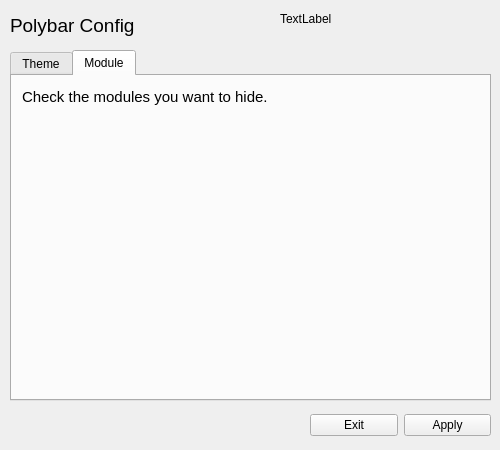
This is mainwindow.ui in FascodeNet/alterlinux-i3-manager as Qt 5 draws it before an edit. The edited form follows.
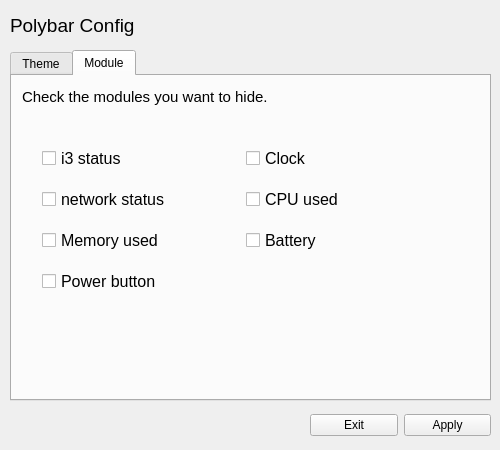
This is the edited form. The open tabs and pages were chosen to show the change.

Patch:
```diff
--- a/mainwindow.ui
+++ b/mainwindow.ui
@@ -152,31 +152,7 @@
        </item>
       </layout>
      </widget>
-     <widget class="QWidget" name="gridLayoutWidget_2">
-      <property name="geometry">
-       <rect>
-        <x>110</x>
-        <y>10</y>
-        <width>311</width>
-        <height>141</height>
-       </rect>
-      </property>
-      <layout class="QGridLayout" name="preview">
-       <item row="0" column="0">
-        <widget class="QGraphicsView" name="graphicsView"/>
-       </item>
-       <item row="2" column="0">
-        <widget class="QGraphicsView" name="graphicsView_3"/>
-       </item>
-       <item row="3" column="0">
-        <widget class="QGraphicsView" name="graphicsView_2"/>
-       </item>
-       <item row="1" column="0">
-        <widget class="QGraphicsView" name="graphicsView_4"/>
-       </item>
-      </layout>
-     </widget>
-     <widget class="QWidget" name="verticalLayoutWidget">
+     <widget class="QWidget" name="verticalLayoutWidget_2">
       <property name="geometry">
        <rect>
         <x>80</x>
@@ -239,6 +215,102 @@
        <string>Check the modules you want to hide.</string>
       </property>
      </widget>
+     <widget class="QWidget" name="gridLayoutWidget_2">
+      <property name="geometry">
+       <rect>
+        <x>30</x>
+        <y>60</y>
+        <width>401</width>
+        <height>171</height>
+       </rect>
+      </property>
+      <layout class="QGridLayout" name="gridLayout_2">
+       <item row="0" column="1">
+        <widget class="QCheckBox" name="checkBox_2">
+         <property name="font">
+          <font>
+           <pointsize>12</pointsize>
+          </font>
+         </property>
+         <property name="text">
+          <string>Clock</string>
+         </property>
+        </widget>
+       </item>
+       <item row="0" column="0">
+        <widget class="QCheckBox" name="checkBox">
+         <property name="font">
+          <font>
+           <pointsize>12</pointsize>
+          </font>
+         </property>
+         <property name="text">
+          <string>i3 status</string>
+         </property>
+        </widget>
+       </item>
+       <item row="2" column="0">
+        <widget class="QCheckBox" name="checkBox_4">
+         <property name="font">
+          <font>
+           <pointsize>12</pointsize>
+          </font>
+         </property>
+         <property name="text">
+          <string>Memory used</string>
+         </property>
+        </widget>
+       </item>
+       <item row="2" column="1">
+        <widget class="QCheckBox" name="checkBox_3">
+         <property name="font">
+          <font>
+           <pointsize>12</pointsize>
+          </font>
+         </property>
+         <property name="text">
+          <string>Battery</string>
+         </property>
+        </widget>
+       </item>
+       <item row="1" column="0">
+        <widget class="QCheckBox" name="checkBox_5">
+         <property name="font">
+          <font>
+           <pointsize>12</pointsize>
+          </font>
+         </property>
+         <property name="text">
+          <string>network status</string>
+         </property>
+        </widget>
+       </item>
+       <item row="1" column="1">
+        <widget class="QCheckBox" name="checkBox_6">
+         <property name="font">
+          <font>
+           <pointsize>12</pointsize>
+          </font>
+         </property>
+         <property name="text">
+          <string>CPU used</string>
+         </property>
+        </widget>
+       </item>
+       <item row="3" column="0">
+        <widget class="QCheckBox" name="checkBox_7">
+         <property name="font">
+          <font>
+           <pointsize>12</pointsize>
+          </font>
+         </property>
+         <property name="text">
+          <string>Power button</string>
+         </property>
+        </widget>
+       </item>
+      </layout>
+     </widget>
     </widget>
    </widget>
    <widget class="QWidget" name="horizontalLayoutWidget">
@@ -267,19 +339,6 @@
      </item>
     </layout>
    </widget>
-   <widget class="QLabel" name="IMAGE">
-    <property name="geometry">
-     <rect>
-      <x>280</x>
-      <y>10</y>
-      <width>58</width>
-      <height>18</height>
-     </rect>
-    </property>
-    <property name="text">
-     <string>TextLabel</string>
-    </property>
-   </widget>
   </widget>
  </widget>
  <resources/>
```
Left out of the diff: 55 changed lines with no effect on the pictures.
